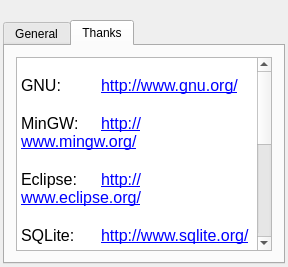
This is APP/src/managementsystem/mainapp/about/aboutdialog.ui in RallyWRT/qtapplications as Qt 5 draws it before an edit. The edited form follows.
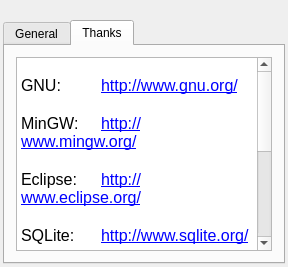
This is the edited form. The open tabs and pages were chosen to show the change. Icons and pictures are not drawn.

Diff of the .ui file:
```diff
--- a/APP/src/managementsystem/mainapp/about/aboutdialog.ui
+++ b/APP/src/managementsystem/mainapp/about/aboutdialog.ui
@@ -90,25 +90,25 @@
           <string notr="true">&lt;!DOCTYPE HTML PUBLIC &quot;-//W3C//DTD HTML 4.0//EN&quot; &quot;http://www.w3.org/TR/REC-html40/strict.dtd&quot;&gt;
 &lt;html&gt;&lt;head&gt;&lt;meta name=&quot;qrichtext&quot; content=&quot;1&quot; /&gt;&lt;style type=&quot;text/css&quot;&gt;
 p, li { white-space: pre-wrap; }
-&lt;/style&gt;&lt;/head&gt;&lt;body style=&quot; font-family:'宋体'; font-size:9pt; font-weight:400; font-style:normal;&quot;&gt;
-&lt;p style=&quot;-qt-paragraph-type:empty; margin-top:0px; margin-bottom:0px; margin-left:0px; margin-right:0px; -qt-block-indent:0; text-indent:0px; font-family:'Sans Serif';&quot;&gt;&lt;/p&gt;
-&lt;p style=&quot; margin-top:0px; margin-bottom:0px; margin-left:0px; margin-right:0px; -qt-block-indent:0; text-indent:0px;&quot;&gt;&lt;span style=&quot; font-size:12pt;&quot;&gt;GNU:	&lt;/span&gt;&lt;a href=&quot;http://www.gnu.org/&quot;&gt;&lt;span style=&quot; font-size:12pt; text-decoration: underline; color:#0000ff;&quot;&gt;http://www.gnu.org/&lt;/span&gt;&lt;/a&gt;&lt;/p&gt;
-&lt;p style=&quot;-qt-paragraph-type:empty; margin-top:0px; margin-bottom:0px; margin-left:0px; margin-right:0px; -qt-block-indent:0; text-indent:0px; font-size:12pt;&quot;&gt;&lt;/p&gt;
-&lt;p style=&quot; margin-top:0px; margin-bottom:0px; margin-left:0px; margin-right:0px; -qt-block-indent:0; text-indent:0px;&quot;&gt;&lt;span style=&quot; font-size:12pt;&quot;&gt;MinGW:	&lt;/span&gt;&lt;a href=&quot;http://www.mingw.org/&quot;&gt;&lt;span style=&quot; font-size:12pt; text-decoration: underline; color:#0000ff;&quot;&gt;http://www.mingw.org/&lt;/span&gt;&lt;/a&gt;&lt;/p&gt;
-&lt;p style=&quot;-qt-paragraph-type:empty; margin-top:0px; margin-bottom:0px; margin-left:0px; margin-right:0px; -qt-block-indent:0; text-indent:0px; font-size:12pt;&quot;&gt;&lt;/p&gt;
-&lt;p style=&quot; margin-top:0px; margin-bottom:0px; margin-left:0px; margin-right:0px; -qt-block-indent:0; text-indent:0px;&quot;&gt;&lt;span style=&quot; font-size:12pt;&quot;&gt;Eclipse:	&lt;/span&gt;&lt;a href=&quot;http://www.eclipse.org/&quot;&gt;&lt;span style=&quot; font-size:12pt; text-decoration: underline; color:#0000ff;&quot;&gt;http://www.eclipse.org/&lt;/span&gt;&lt;/a&gt;&lt;/p&gt;
-&lt;p style=&quot;-qt-paragraph-type:empty; margin-top:0px; margin-bottom:0px; margin-left:0px; margin-right:0px; -qt-block-indent:0; text-indent:0px; font-size:12pt;&quot;&gt;&lt;/p&gt;
-&lt;p style=&quot; margin-top:0px; margin-bottom:0px; margin-left:0px; margin-right:0px; -qt-block-indent:0; text-indent:0px;&quot;&gt;&lt;span style=&quot; font-size:12pt;&quot;&gt;SQLite:	&lt;/span&gt;&lt;a href=&quot;http://www.sqlite.org/&quot;&gt;&lt;span style=&quot; font-size:12pt; text-decoration: underline; color:#0000ff;&quot;&gt;http://www.sqlite.org/&lt;/span&gt;&lt;/a&gt;&lt;/p&gt;
-&lt;p style=&quot;-qt-paragraph-type:empty; margin-top:0px; margin-bottom:0px; margin-left:0px; margin-right:0px; -qt-block-indent:0; text-indent:0px; font-size:12pt;&quot;&gt;&lt;/p&gt;
-&lt;p style=&quot; margin-top:0px; margin-bottom:0px; margin-left:0px; margin-right:0px; -qt-block-indent:0; text-indent:0px;&quot;&gt;&lt;span style=&quot; font-size:12pt;&quot;&gt;MySQL:	&lt;/span&gt;&lt;a href=&quot;http://www.mysql.com/&quot;&gt;&lt;span style=&quot; font-size:12pt; text-decoration: underline; color:#0000ff;&quot;&gt;http://www.mysql.com/&lt;/span&gt;&lt;/a&gt;&lt;/p&gt;
-&lt;p style=&quot;-qt-paragraph-type:empty; margin-top:0px; margin-bottom:0px; margin-left:0px; margin-right:0px; -qt-block-indent:0; text-indent:0px; font-size:12pt;&quot;&gt;&lt;/p&gt;
-&lt;p style=&quot; margin-top:0px; margin-bottom:0px; margin-left:0px; margin-right:0px; -qt-block-indent:0; text-indent:0px;&quot;&gt;&lt;span style=&quot; font-size:12pt;&quot;&gt;KDE	&lt;/span&gt;&lt;a href=&quot;http://kde.org/&quot;&gt;&lt;span style=&quot; font-size:12pt; text-decoration: underline; color:#0000ff;&quot;&gt;http://kde.org/&lt;/span&gt;&lt;/a&gt;&lt;/p&gt;
-&lt;p style=&quot;-qt-paragraph-type:empty; margin-top:0px; margin-bottom:0px; margin-left:0px; margin-right:0px; -qt-block-indent:0; text-indent:0px; font-family:'Sans Serif'; font-size:12pt; text-decoration: underline; color:#0000ff;&quot;&gt;&lt;/p&gt;
-&lt;p style=&quot; margin-top:0px; margin-bottom:0px; margin-left:0px; margin-right:0px; -qt-block-indent:0; text-indent:0px;&quot;&gt;&lt;span style=&quot; font-size:12pt;&quot;&gt;QtCN:	&lt;/span&gt;&lt;a href=&quot;http://qtcn.org/bbs/home.php&quot;&gt;&lt;span style=&quot; font-size:12pt; text-decoration: underline; color:#0000ff;&quot;&gt;http://qtcn.org/bbs/home.php&lt;/span&gt;&lt;/a&gt;&lt;/p&gt;
-&lt;p style=&quot;-qt-paragraph-type:empty; margin-top:0px; margin-bottom:0px; margin-left:0px; margin-right:0px; -qt-block-indent:0; text-indent:0px; font-size:12pt;&quot;&gt;&lt;/p&gt;
-&lt;p style=&quot; margin-top:0px; margin-bottom:0px; margin-left:0px; margin-right:0px; -qt-block-indent:0; text-indent:0px;&quot;&gt;&lt;span style=&quot; font-size:12pt;&quot;&gt;Qt:	&lt;/span&gt;&lt;a href=&quot;http://www.qtsoftware.com/&quot;&gt;&lt;span style=&quot; font-size:12pt; text-decoration: underline; color:#0000ff;&quot;&gt;http://www.qtsoftware.com/&lt;/span&gt;&lt;/a&gt;&lt;/p&gt;
-&lt;p style=&quot;-qt-paragraph-type:empty; margin-top:0px; margin-bottom:0px; margin-left:0px; margin-right:0px; -qt-block-indent:0; text-indent:0px; font-size:11pt;&quot;&gt;&lt;/p&gt;
-&lt;p align=&quot;center&quot; style=&quot; margin-top:0px; margin-bottom:0px; margin-left:0px; margin-right:0px; -qt-block-indent:0; text-indent:0px;&quot;&gt;&lt;span style=&quot; font-size:12pt; font-weight:600; color:#ff0000;&quot;&gt;....&lt;/span&gt;&lt;/p&gt;&lt;/body&gt;&lt;/html&gt;</string>
+&lt;/style&gt;&lt;/head&gt;&lt;body style=&quot; font-family:'Sans Serif'; font-size:9pt; font-weight:400; font-style:normal;&quot;&gt;
+&lt;p style=&quot;-qt-paragraph-type:empty; margin-top:0px; margin-bottom:0px; margin-left:0px; margin-right:0px; -qt-block-indent:0; text-indent:0px;&quot;&gt;&lt;br /&gt;&lt;/p&gt;
+&lt;p style=&quot; margin-top:0px; margin-bottom:0px; margin-left:0px; margin-right:0px; -qt-block-indent:0; text-indent:0px;&quot;&gt;&lt;span style=&quot; font-family:'宋体'; font-size:12pt;&quot;&gt;GNU:	&lt;/span&gt;&lt;a href=&quot;http://www.gnu.org/&quot;&gt;&lt;span style=&quot; font-family:'宋体'; font-size:12pt; text-decoration: underline; color:#0000ff;&quot;&gt;http://www.gnu.org/&lt;/span&gt;&lt;/a&gt;&lt;/p&gt;
+&lt;p style=&quot;-qt-paragraph-type:empty; margin-top:0px; margin-bottom:0px; margin-left:0px; margin-right:0px; -qt-block-indent:0; text-indent:0px; font-family:'宋体'; font-size:12pt;&quot;&gt;&lt;br /&gt;&lt;/p&gt;
+&lt;p style=&quot; margin-top:0px; margin-bottom:0px; margin-left:0px; margin-right:0px; -qt-block-indent:0; text-indent:0px;&quot;&gt;&lt;span style=&quot; font-family:'宋体'; font-size:12pt;&quot;&gt;MinGW:	&lt;/span&gt;&lt;a href=&quot;http://www.mingw.org/&quot;&gt;&lt;span style=&quot; font-family:'宋体'; font-size:12pt; text-decoration: underline; color:#0000ff;&quot;&gt;http://www.mingw.org/&lt;/span&gt;&lt;/a&gt;&lt;/p&gt;
+&lt;p style=&quot;-qt-paragraph-type:empty; margin-top:0px; margin-bottom:0px; margin-left:0px; margin-right:0px; -qt-block-indent:0; text-indent:0px; font-family:'宋体'; font-size:12pt;&quot;&gt;&lt;br /&gt;&lt;/p&gt;
+&lt;p style=&quot; margin-top:0px; margin-bottom:0px; margin-left:0px; margin-right:0px; -qt-block-indent:0; text-indent:0px;&quot;&gt;&lt;span style=&quot; font-family:'宋体'; font-size:12pt;&quot;&gt;Eclipse:	&lt;/span&gt;&lt;a href=&quot;http://www.eclipse.org/&quot;&gt;&lt;span style=&quot; font-family:'宋体'; font-size:12pt; text-decoration: underline; color:#0000ff;&quot;&gt;http://www.eclipse.org/&lt;/span&gt;&lt;/a&gt;&lt;/p&gt;
+&lt;p style=&quot;-qt-paragraph-type:empty; margin-top:0px; margin-bottom:0px; margin-left:0px; margin-right:0px; -qt-block-indent:0; text-indent:0px; font-family:'宋体'; font-size:12pt;&quot;&gt;&lt;br /&gt;&lt;/p&gt;
+&lt;p style=&quot; margin-top:0px; margin-bottom:0px; margin-left:0px; margin-right:0px; -qt-block-indent:0; text-indent:0px;&quot;&gt;&lt;span style=&quot; font-family:'宋体'; font-size:12pt;&quot;&gt;SQLite:	&lt;/span&gt;&lt;a href=&quot;http://www.sqlite.org/&quot;&gt;&lt;span style=&quot; font-family:'宋体'; font-size:12pt; text-decoration: underline; color:#0000ff;&quot;&gt;http://www.sqlite.org/&lt;/span&gt;&lt;/a&gt;&lt;/p&gt;
+&lt;p style=&quot;-qt-paragraph-type:empty; margin-top:0px; margin-bottom:0px; margin-left:0px; margin-right:0px; -qt-block-indent:0; text-indent:0px; font-family:'宋体'; font-size:12pt;&quot;&gt;&lt;br /&gt;&lt;/p&gt;
+&lt;p style=&quot; margin-top:0px; margin-bottom:0px; margin-left:0px; margin-right:0px; -qt-block-indent:0; text-indent:0px;&quot;&gt;&lt;span style=&quot; font-family:'宋体'; font-size:12pt;&quot;&gt;MySQL:	&lt;/span&gt;&lt;a href=&quot;http://www.mysql.com/&quot;&gt;&lt;span style=&quot; font-family:'宋体'; font-size:12pt; text-decoration: underline; color:#0000ff;&quot;&gt;http://www.mysql.com/&lt;/span&gt;&lt;/a&gt;&lt;/p&gt;
+&lt;p style=&quot;-qt-paragraph-type:empty; margin-top:0px; margin-bottom:0px; margin-left:0px; margin-right:0px; -qt-block-indent:0; text-indent:0px; font-family:'宋体'; font-size:12pt;&quot;&gt;&lt;br /&gt;&lt;/p&gt;
+&lt;p style=&quot; margin-top:0px; margin-bottom:0px; margin-left:0px; margin-right:0px; -qt-block-indent:0; text-indent:0px;&quot;&gt;&lt;span style=&quot; font-family:'宋体'; font-size:12pt;&quot;&gt;KDE	&lt;/span&gt;&lt;a href=&quot;http://kde.org/&quot;&gt;&lt;span style=&quot; font-family:'宋体'; font-size:12pt; text-decoration: underline; color:#0000ff;&quot;&gt;http://kde.org/&lt;/span&gt;&lt;/a&gt;&lt;/p&gt;
+&lt;p style=&quot;-qt-paragraph-type:empty; margin-top:0px; margin-bottom:0px; margin-left:0px; margin-right:0px; -qt-block-indent:0; text-indent:0px; font-size:12pt; text-decoration: underline; color:#0000ff;&quot;&gt;&lt;br /&gt;&lt;/p&gt;
+&lt;p style=&quot; margin-top:0px; margin-bottom:0px; margin-left:0px; margin-right:0px; -qt-block-indent:0; text-indent:0px;&quot;&gt;&lt;span style=&quot; font-family:'宋体'; font-size:12pt;&quot;&gt;QtCN:	&lt;/span&gt;&lt;a href=&quot;http://qtcn.org/&quot;&gt;&lt;span style=&quot; font-size:12pt; text-decoration: underline; color:#0000ff;&quot;&gt;http://qtcn.org/&lt;/span&gt;&lt;/a&gt;&lt;/p&gt;
+&lt;p style=&quot;-qt-paragraph-type:empty; margin-top:0px; margin-bottom:0px; margin-left:0px; margin-right:0px; -qt-block-indent:0; text-indent:0px; font-family:'宋体'; font-size:12pt;&quot;&gt;&lt;br /&gt;&lt;/p&gt;
+&lt;p style=&quot; margin-top:0px; margin-bottom:0px; margin-left:0px; margin-right:0px; -qt-block-indent:0; text-indent:0px;&quot;&gt;&lt;span style=&quot; font-family:'宋体'; font-size:12pt;&quot;&gt;Qt:	&lt;/span&gt;&lt;a href=&quot;http://qt-project.org/&quot;&gt;&lt;span style=&quot; font-size:12pt; text-decoration: underline; color:#0000ff;&quot;&gt;http://qt-project.org/&lt;/span&gt;&lt;/a&gt;&lt;/p&gt;
+&lt;p style=&quot;-qt-paragraph-type:empty; margin-top:0px; margin-bottom:0px; margin-left:0px; margin-right:0px; -qt-block-indent:0; text-indent:0px; font-family:'宋体'; font-size:11pt;&quot;&gt;&lt;br /&gt;&lt;/p&gt;
+&lt;p align=&quot;center&quot; style=&quot; margin-top:0px; margin-bottom:0px; margin-left:0px; margin-right:0px; -qt-block-indent:0; text-indent:0px;&quot;&gt;&lt;span style=&quot; font-family:'宋体'; font-size:12pt; font-weight:600; color:#ff0000;&quot;&gt;....&lt;/span&gt;&lt;/p&gt;&lt;/body&gt;&lt;/html&gt;</string>
          </property>
          <property name="openExternalLinks">
           <bool>true</bool>
```
Left out of the diff: 4 changed lines with no effect on the pictures.
